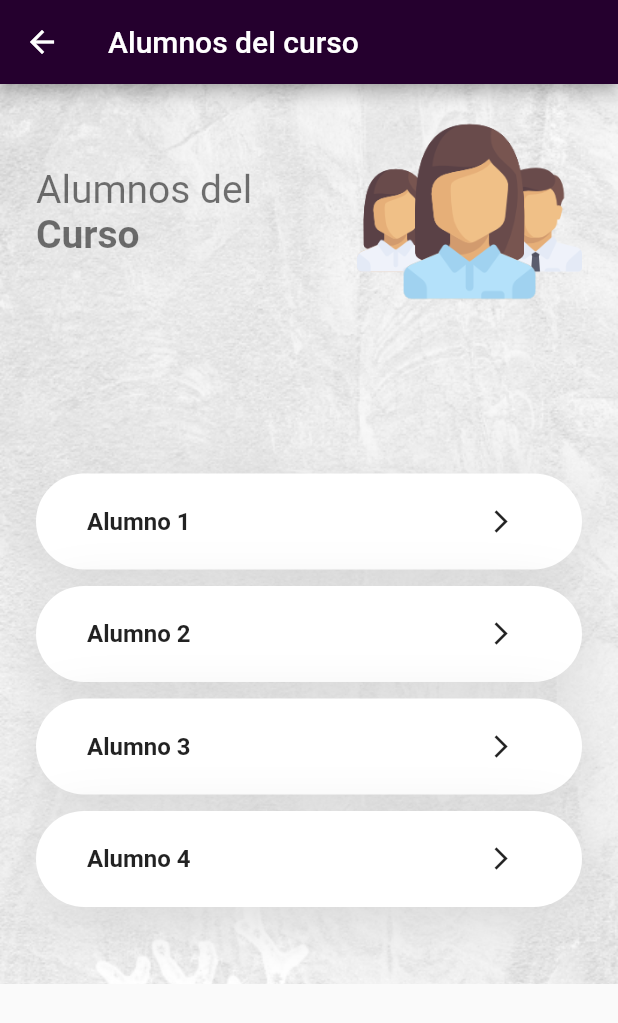
After one commit to HellenTrejo/proyectocolegio, a Flutter app: the DetalleAlumnos screen opened directly, on a phone screen of 412 x 824 dp. The commit adds this screen. Shown: the top 1023 px of the screen. Run offline on Flutter 3.47's test engine with Material 2 defaults, Android fonts, the phone set to English and light mode, and no system bars; our stand-ins replace bloc, flutter_bloc, flutter_screenutil, rxdart, shared_preferences, splashscreen; accounts and stored records are empty.

Commit message:
Añadiendo Alumnos Page

```diff
--- a/lib/Widgets/FormCard.dart
+++ b/lib/Widgets/FormCard.dart
@@ -1,4 +1,5 @@
 import 'package:flutter/material.dart';
+import 'package:flutter/services.dart';
 import 'package:flutter_screenutil/flutter_screenutil.dart';
 import 'package:proyectocolegio/globals.dart' as globals;
 import 'package:proyectocolegio/main.dart' as mein;
@@ -23,7 +24,7 @@ class _FormCardState extends State<FormCard> {
   Widget build(BuildContext context) {
     return new Container(
                       width: double.infinity,
-                      height: ScreenUtil.getInstance().setHeight(500),
+                      height: ScreenUtil.getInstance().setHeight(525),
                       decoration: BoxDecoration(
                         color: Colors.white,
                         borderRadius: BorderRadius.circular(8.0),
@@ -56,10 +57,18 @@ class _FormCardState extends State<FormCard> {
                                     fontSize: ScreenUtil.getInstance().setSp(26))),
                               TextField(
                                 controller: globals.userDniCtrl,
+
+                                keyboardType: TextInputType.number,
+                                inputFormatters: <TextInputFormatter>[
+                                  WhitelistingTextInputFormatter.digitsOnly,
+                                  LengthLimitingTextInputFormatter(8),
+                                ],
+
                                 decoration: InputDecoration(
                                   hintText: "username",
                                   hintStyle: TextStyle(
                                     color: Colors.grey, fontSize: 12.0)),
+
                               ),
                               SizedBox(
                                 height: ScreenUtil.getInstance().setHeight(30),
@@ -70,8 +79,11 @@ class _FormCardState extends State<FormCard> {
                                     fontSize: ScreenUtil.getInstance().setSp(26))),
                               TextField(
                                 controller: globals.userPassCtrl,
+
                                 obscureText: true,
+                                maxLength: 10,
                                 decoration: InputDecoration(
+
                                   hintText: "password",
                                   hintStyle: TextStyle(
                                     color: Colors.grey, fontSize: 12.0)),
--- /dev/null
+++ b/lib/pages/detallealumnos.dart
@@ -0,0 +1,189 @@
+import 'package:flutter/cupertino.dart';
+import 'package:flutter/material.dart';
+
+
+class DetalleAlumnos extends StatelessWidget{
+  @override
+  Widget build(BuildContext context) {
+    var size= MediaQuery.of(context).size;
+    return Scaffold(
+      appBar: AppBar(
+        title: Text('Alumnos del curso', style: TextStyle(color: Colors.white),),
+        backgroundColor: Color(0xFF25002E),
+        iconTheme: IconThemeData(
+            color: Colors.white, //change your color here
+        ),
+      ),
+      body: SingleChildScrollView(
+        child: Column(
+          children: <Widget>[
+            Stack(
+              alignment: Alignment.topCenter,
+              children: <Widget>[
+                Container(
+                  height: 600,//TAMAÑO DEL FONDO
+                  width: double.infinity,
+
+                  decoration: BoxDecoration(
+                    image: DecorationImage(
+                      image: AssetImage("assets/bg.png"),
+                      fit: BoxFit.fitWidth,
+                    ),
+                    //borderRadius: BorderRadius.only(
+                      //bottomLeft: Radius.circular(50),
+                      //bottomRight: Radius.circular(50),
+                    //),
+                  ),
+                  child: Padding(
+                    padding: EdgeInsets.symmetric(horizontal: 24),
+
+                    child: Column(
+                      children: <Widget>[
+                       // SizedBox(height: 55),
+                        AlumnoInfo(),
+
+                      ],
+                    ),
+                  ),
+                ),
+                Padding(
+                  padding: EdgeInsets.only( top: size.height * .4 -80),
+                  child: Column(
+                    children: <Widget>[
+                      DescripcionAlumno(
+                        name: "Alumno 1 ",
+                        press: () {
+                          //Navigator.push(
+                            //  context,
+                              //CupertinoPageRoute(builder: (context) => DetalleNota()),);
+
+                        },
+
+                      ),
+                      DescripcionAlumno(
+                        name: "Alumno 2",
+                        press: () {},
+
+                      ),
+                      DescripcionAlumno(
+                        name: "Alumno 3",
+                        press: () {},
+
+                      ),
+                      DescripcionAlumno(
+                        name: "Alumno 4",
+                       press: () {},
+
+                      ),
+
+                    ],
+                  ),
+                ),
+              ],
+            ),
+          ],
+        ),
+      ),
+    );
+  }
+}
+
+
+class DescripcionAlumno extends StatelessWidget {
+  final String name;
+  final Function press;
+ // final String nota;
+
+  const DescripcionAlumno({
+    Key key, this.name, this.press,
+
+  }) : super(key: key);
+
+
+
+  @override
+  Widget build(BuildContext context) {
+    var size = MediaQuery.of(context).size;
+    return Container(
+      padding: EdgeInsets.symmetric(vertical: 8,horizontal: 30),
+      margin: EdgeInsets.only(bottom: 1, top: 10),
+      width: size.width - 48,
+      decoration: BoxDecoration(
+        color: Colors.white,
+        borderRadius: BorderRadius.circular(38.5),
+        boxShadow: [
+          BoxShadow(
+            offset: Offset(0, 10),
+            blurRadius: 33,
+            color: Color(0xFFD3D3D3).withOpacity(.84),
+
+          ),
+        ],
+       ),
+      child: Row(
+        children: <Widget>[
+          RichText(
+            text: TextSpan(
+              children: [
+                TextSpan(
+                  text: " $name ",
+                  style: TextStyle(
+                    fontSize: 16,
+                    color: Colors.black87,
+                    fontWeight: FontWeight.bold,
+                  ),
+                ),
+              ],
+            ),
+          ),
+          Spacer(),
+          IconButton(
+            icon: Icon(
+              Icons.arrow_forward_ios,
+              size:18,
+            ),
+            onPressed: press,
+          ),
+        ],
+      ),
+    );
+  }
+}
+
+class AlumnoInfo extends StatelessWidget {
+  const AlumnoInfo({
+    Key key,
+  }) : super(key: key);
+
+  @override
+  Widget build(BuildContext context) {
+    return Row(
+      children: <Widget>[
+        Expanded(
+          child: Column(
+           crossAxisAlignment: CrossAxisAlignment.start,
+            children: <Widget>[
+
+              Text(
+                "Alumnos del",
+                style: Theme.of(context).textTheme.display1.copyWith(fontSize: 26),
+
+              ),
+              Text(
+                "Curso",
+                style: Theme.of(context).textTheme.display1.copyWith(fontWeight: FontWeight.bold,
+                fontSize: 26),
+              ),
+
+            ],
+          ),
+        ),
+        Image.asset(
+          "assets/group.png",
+          width: 150,
+          height: 170,
+        ),
+      ],
+    );
+  }
+}
--- a/lib/pages/notaspage.dart
+++ b/lib/pages/notaspage.dart
@@ -2,6 +2,7 @@ import 'package:flutter/cupertino.dart';
 import 'package:flutter/material.dart';
 import 'package:proyectocolegio/bloc_navigation_bloc/navigation_bloc.dart';
 import 'package:proyectocolegio/http/http_helper.dart';
+import 'package:proyectocolegio/pages/detallealumnos.dart';
 import 'package:proyectocolegio/pages/detallenotaspage.dart';
 import 'package:splashscreen/splashscreen.dart';
 import 'package:proyectocolegio/main.dart' as mein;
@@ -12,7 +13,7 @@ List nomCursos;
 int contador;
 
 
-class NotasPage extends StatelessWidget{
+class NotasPage extends StatelessWidget with NavigationStates  {
   @override
   Widget build(BuildContext context) {
     var size= MediaQuery.of(context).size;
@@ -52,7 +53,7 @@ class NotasPage extends StatelessWidget{
                   child: Column(
                     children: <Widget>[
                       DescripcionCurso(
-                        name: "Matemática I" + nomCursos[0],
+                        name: " I " + nomCursos[0],
                         press: () {
                           Navigator.push(
                               context,
@@ -74,7 +75,13 @@ class NotasPage extends StatelessWidget{
                       ),
                       DescripcionCurso(
                         name: "Comunicación",
-                        press: () {},
+                        press: () {
+                          //PROBANDO HACIA  DETALLE ALUMNOS
+                             Navigator.push(
+                              context,
+                              CupertinoPageRoute(builder: (context) => DetalleAlumnos()),);
+
+                        },
                       ),
                     ],
                   ),
@@ -186,7 +193,7 @@ class CursoInfo extends StatelessWidget {
   }
 }
 
-class ScreenNotas extends StatefulWidget with NavigationStates{
+class ScreenNotas extends StatefulWidget with NavigationStates {
   @override
   _ScreenState createState() => _ScreenState();
 }
@@ -226,7 +233,7 @@ class _ScreenState extends State<ScreenNotas> {
             margin:EdgeInsets.fromLTRB(0, 120, 0, 0),
             child: SplashScreen(
           seconds: 3,
-          title: new Text("Cole",
+          title: new Text("",
             style: new TextStyle(
               fontWeight: FontWeight.bold,
               fontSize: 20.0,
@@ -234,10 +241,10 @@ class _ScreenState extends State<ScreenNotas> {
             )
           ),
           backgroundColor: Colors.white,
-          image: Image.asset("assets/splash.gif"),
+          image: Image.asset("assets/quimica.gif"),
           loaderColor: Colors.white,//Ponerlo blanco
           styleTextUnderTheLoader: new TextStyle(),
-          photoSize: 120.0,
+          photoSize: 130.0,
           loadingText: Text(""),//Texto del cargando
           navigateAfterSeconds: NotasPage(),
 
--- a/lib/sidebar/sidebar.dart
+++ b/lib/sidebar/sidebar.dart
@@ -1,8 +1,10 @@
 import 'dart:async';
 
+import 'package:flutter/cupertino.dart';
 import 'package:flutter/material.dart';
 import 'package:flutter_bloc/flutter_bloc.dart';
 import 'package:proyectocolegio/Entidades/usuario.dart';
+import 'package:proyectocolegio/pages/notaspage.dart';
 import '../bloc_navigation_bloc/navigation_bloc.dart';
 import '../main.dart';
 import '../sidebar/menu_item.dart';
@@ -146,6 +148,10 @@ class _SideBarState extends State<SideBar> with SingleTickerProviderStateMixin<S
                       onTap: (){
                         onIconPreseed();
                         BlocProvider.of<NavigationBloc>(context).add(NavigationEvents.NotasPageClickedEvent);
+                        // Navigator.push(
+                          //    context,
+                            //  CupertinoPageRoute(builder: (context) => ScreenNotas()),);
+
                       },
                     ),
                     Divider(
```
Also changed, not shown: pubspec.yaml (+1 -12 lines), assets/group.png (added), assets/quimica.gif (added).
